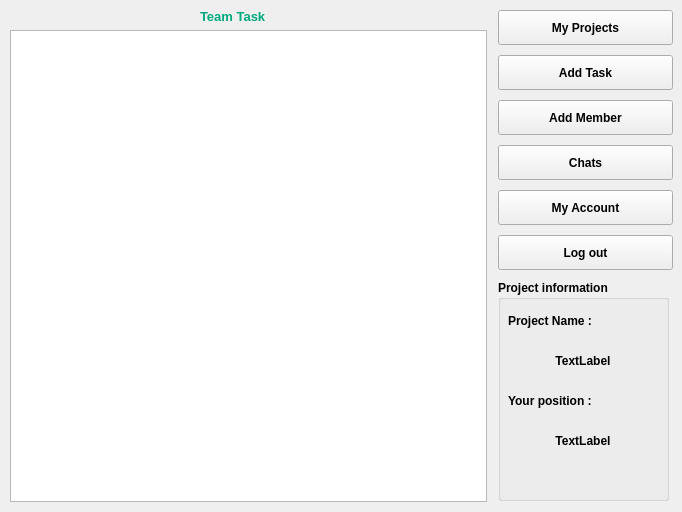
Before: the Qt Designer form mainwindow.ui in AP-projects-4001/-, drawn with Qt 5.
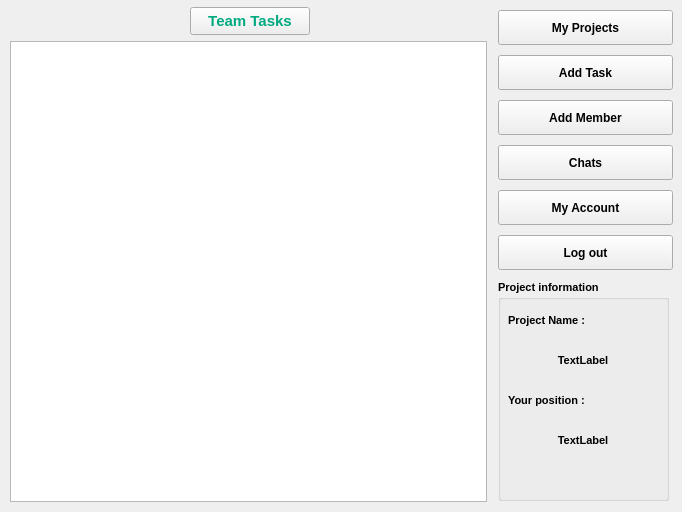
After: the same form once the commit is applied.

What changed in the file:
```diff
--- a/mainwindow.ui
+++ b/mainwindow.ui
@@ -33,9 +33,9 @@
     <property name="geometry">
      <rect>
       <x>10</x>
-      <y>30</y>
+      <y>41</y>
       <width>477</width>
-      <height>472</height>
+      <height>461</height>
      </rect>
     </property>
     <property name="font">
@@ -198,7 +198,7 @@
     </property>
     <property name="font">
      <font>
-      <pointsize>9</pointsize>
+      <pointsize>8</pointsize>
       <weight>75</weight>
       <bold>true</bold>
      </font>
@@ -268,460 +268,24 @@
      </property>
     </widget>
    </widget>
-   <widget class="QLabel" name="label_2">
+   <widget class="QPushButton" name="pushButton">
     <property name="geometry">
      <rect>
-      <x>200</x>
-      <y>6</y>
-      <width>100</width>
-      <height>20</height>
+      <x>190</x>
+      <y>7</y>
+      <width>120</width>
+      <height>28</height>
      </rect>
     </property>
-    <property name="palette">
-     <palette>
-      <active>
-       <colorrole role="WindowText">
-        <brush brushstyle="SolidPattern">
-         <color alpha="255">
-          <red>0</red>
-          <green>170</green>
-          <blue>127</blue>
-         </color>
-        </brush>
-       </colorrole>
-       <colorrole role="Button">
-        <brush brushstyle="SolidPattern">
-         <color alpha="255">
-          <red>0</red>
-          <green>170</green>
-          <blue>127</blue>
-         </color>
-        </brush>
-       </colorrole>
-       <colorrole role="Light">
-        <brush brushstyle="SolidPattern">
-         <color alpha="255">
-          <red>0</red>
-          <green>255</green>
-          <blue>191</blue>
-         </color>
-        </brush>
-       </colorrole>
-       <colorrole role="Midlight">
-        <brush brushstyle="SolidPattern">
-         <color alpha="255">
-          <red>0</red>
-          <green>212</green>
-          <blue>159</blue>
-         </color>
-        </brush>
-       </colorrole>
-       <colorrole role="Dark">
-        <brush brushstyle="SolidPattern">
-         <color alpha="255">
-          <red>0</red>
-          <green>85</green>
-          <blue>63</blue>
-         </color>
-        </brush>
-       </colorrole>
-       <colorrole role="Mid">
-        <brush brushstyle="SolidPattern">
-         <color alpha="255">
-          <red>0</red>
-          <green>113</green>
-          <blue>84</blue>
-         </color>
-        </brush>
-       </colorrole>
-       <colorrole role="Text">
-        <brush brushstyle="SolidPattern">
-         <color alpha="255">
-          <red>0</red>
-          <green>170</green>
-          <blue>127</blue>
-         </color>
-        </brush>
-       </colorrole>
-       <colorrole role="BrightText">
-        <brush brushstyle="SolidPattern">
-         <color alpha="255">
-          <red>255</red>
-          <green>255</green>
-          <blue>255</blue>
-         </color>
-        </brush>
-       </colorrole>
-       <colorrole role="ButtonText">
-        <brush brushstyle="SolidPattern">
-         <color alpha="255">
-          <red>0</red>
-          <green>170</green>
-          <blue>127</blue>
-         </color>
-        </brush>
-       </colorrole>
-       <colorrole role="Base">
-        <brush brushstyle="SolidPattern">
-         <color alpha="255">
-          <red>255</red>
-          <green>255</green>
-          <blue>255</blue>
-         </color>
-        </brush>
-       </colorrole>
-       <colorrole role="Window">
-        <brush brushstyle="SolidPattern">
-         <color alpha="255">
-          <red>0</red>
-          <green>170</green>
-          <blue>127</blue>
-         </color>
-        </brush>
-       </colorrole>
-       <colorrole role="Shadow">
-        <brush brushstyle="SolidPattern">
-         <color alpha="255">
-          <red>0</red>
-          <green>0</green>
-          <blue>0</blue>
-         </color>
-        </brush>
-       </colorrole>
-       <colorrole role="AlternateBase">
-        <brush brushstyle="SolidPattern">
-         <color alpha="255">
-          <red>127</red>
-          <green>212</green>
-          <blue>191</blue>
-         </color>
-        </brush>
-       </colorrole>
-       <colorrole role="ToolTipBase">
-        <brush brushstyle="SolidPattern">
-         <color alpha="255">
-          <red>255</red>
-          <green>255</green>
-          <blue>220</blue>
-         </color>
-        </brush>
-       </colorrole>
-       <colorrole role="ToolTipText">
-        <brush brushstyle="SolidPattern">
-         <color alpha="255">
-          <red>0</red>
-          <green>0</green>
-          <blue>0</blue>
-         </color>
-        </brush>
-       </colorrole>
-       <colorrole role="PlaceholderText">
-        <brush brushstyle="SolidPattern">
-         <color alpha="128">
-          <red>0</red>
-          <green>0</green>
-          <blue>0</blue>
-         </color>
-        </brush>
-       </colorrole>
-      </active>
-      <inactive>
-       <colorrole role="WindowText">
-        <brush brushstyle="SolidPattern">
-         <color alpha="255">
-          <red>0</red>
-          <green>170</green>
-          <blue>127</blue>
-         </color>
-        </brush>
-       </colorrole>
-       <colorrole role="Button">
-        <brush brushstyle="SolidPattern">
-         <color alpha="255">
-          <red>0</red>
-          <green>170</green>
-          <blue>127</blue>
-         </color>
-        </brush>
-       </colorrole>
-       <colorrole role="Light">
-        <brush brushstyle="SolidPattern">
-         <color alpha="255">
-          <red>0</red>
-          <green>255</green>
-          <blue>191</blue>
-         </color>
-        </brush>
-       </colorrole>
-       <colorrole role="Midlight">
-        <brush brushstyle="SolidPattern">
-         <color alpha="255">
-          <red>0</red>
-          <green>212</green>
-          <blue>159</blue>
-         </color>
-        </brush>
-       </colorrole>
-       <colorrole role="Dark">
-        <brush brushstyle="SolidPattern">
-         <color alpha="255">
-          <red>0</red>
-          <green>85</green>
-          <blue>63</blue>
-         </color>
-        </brush>
-       </colorrole>
-       <colorrole role="Mid">
-        <brush brushstyle="SolidPattern">
-         <color alpha="255">
-          <red>0</red>
-          <green>113</green>
-          <blue>84</blue>
-         </color>
-        </brush>
-       </colorrole>
-       <colorrole role="Text">
-        <brush brushstyle="SolidPattern">
-         <color alpha="255">
-          <red>0</red>
-          <green>170</green>
-          <blue>127</blue>
-         </color>
-        </brush>
-       </colorrole>
-       <colorrole role="BrightText">
-        <brush brushstyle="SolidPattern">
-         <color alpha="255">
-          <red>255</red>
-          <green>255</green>
-          <blue>255</blue>
-         </color>
-        </brush>
-       </colorrole>
-       <colorrole role="ButtonText">
-        <brush brushstyle="SolidPattern">
-         <color alpha="255">
-          <red>0</red>
-          <green>170</green>
-          <blue>127</blue>
-         </color>
-        </brush>
-       </colorrole>
-       <colorrole role="Base">
-        <brush brushstyle="SolidPattern">
-         <color alpha="255">
-          <red>255</red>
-          <green>255</green>
-          <blue>255</blue>
-         </color>
-        </brush>
-       </colorrole>
-       <colorrole role="Window">
-        <brush brushstyle="SolidPattern">
-         <color alpha="255">
-          <red>0</red>
-          <green>170</green>
-          <blue>127</blue>
-         </color>
-        </brush>
-       </colorrole>
-       <colorrole role="Shadow">
-        <brush brushstyle="SolidPattern">
-         <color alpha="255">
-          <red>0</red>
-          <green>0</green>
-          <blue>0</blue>
-         </color>
-        </brush>
-       </colorrole>
-       <colorrole role="AlternateBase">
-        <brush brushstyle="SolidPattern">
-         <color alpha="255">
-          <red>127</red>
-          <green>212</green>
-          <blue>191</blue>
-         </color>
-        </brush>
-       </colorrole>
-       <colorrole role="ToolTipBase">
-        <brush brushstyle="SolidPattern">
-         <color alpha="255">
-          <red>255</red>
-          <green>255</green>
-          <blue>220</blue>
-         </color>
-        </brush>
-       </colorrole>
-       <colorrole role="ToolTipText">
-        <brush brushstyle="SolidPattern">
-         <color alpha="255">
-          <red>0</red>
-          <green>0</green>
-          <blue>0</blue>
-         </color>
-        </brush>
-       </colorrole>
-       <colorrole role="PlaceholderText">
-        <brush brushstyle="SolidPattern">
-         <color alpha="128">
-          <red>0</red>
-          <green>0</green>
-          <blue>0</blue>
-         </color>
-        </brush>
-       </colorrole>
-      </inactive>
-      <disabled>
-       <colorrole role="WindowText">
-        <brush brushstyle="SolidPattern">
-         <color alpha="255">
-          <red>0</red>
-          <green>170</green>
-          <blue>127</blue>
-         </color>
-        </brush>
-       </colorrole>
-       <colorrole role="Button">
-        <brush brushstyle="SolidPattern">
-         <color alpha="255">
-          <red>0</red>
-          <green>170</green>
-          <blue>127</blue>
-         </color>
-        </brush>
-       </colorrole>
-       <colorrole role="Light">
-        <brush brushstyle="SolidPattern">
-         <color alpha="255">
-          <red>0</red>
-          <green>255</green>
-          <blue>191</blue>
-         </color>
-        </brush>
-       </colorrole>
-       <colorrole role="Midlight">
-        <brush brushstyle="SolidPattern">
-         <color alpha="255">
-          <red>0</red>
-          <green>212</green>
-          <blue>159</blue>
-         </color>
-        </brush>
-       </colorrole>
-       <colorrole role="Dark">
-        <brush brushstyle="SolidPattern">
-         <color alpha="255">
-          <red>0</red>
-          <green>85</green>
-          <blue>63</blue>
-         </color>
-        </brush>
-       </colorrole>
-       <colorrole role="Mid">
-        <brush brushstyle="SolidPattern">
-         <color alpha="255">
-          <red>0</red>
-          <green>113</green>
-          <blue>84</blue>
-         </color>
-        </brush>
-       </colorrole>
-       <colorrole role="Text">
-        <brush brushstyle="SolidPattern">
-         <color alpha="255">
-          <red>0</red>
-          <green>170</green>
-          <blue>127</blue>
-         </color>
-        </brush>
-       </colorrole>
-       <colorrole role="BrightText">
-        <brush brushstyle="SolidPattern">
-         <color alpha="255">
-          <red>255</red>
-          <green>255</green>
-          <blue>255</blue>
-         </color>
-        </brush>
-       </colorrole>
-       <colorrole role="ButtonText">
-        <brush brushstyle="SolidPattern">
-         <color alpha="255">
-          <red>0</red>
-          <green>170</green>
-          <blue>127</blue>
-         </color>
-        </brush>
-       </colorrole>
-       <colorrole role="Base">
-        <brush brushstyle="SolidPattern">
-         <color alpha="255">
-          <red>0</red>
-          <green>170</green>
-          <blue>127</blue>
-         </color>
-        </brush>
-       </colorrole>
-       <colorrole role="Window">
-        <brush brushstyle="SolidPattern">
-         <color alpha="255">
-          <red>0</red>
-          <green>170</green>
-          <blue>127</blue>
-         </color>
-        </brush>
-       </colorrole>
-       <colorrole role="Shadow">
-        <brush brushstyle="SolidPattern">
-         <color alpha="255">
-          <red>0</red>
-          <green>0</green>
-          <blue>0</blue>
-         </color>
-        </brush>
-       </colorrole>
-       <colorrole role="AlternateBase">
-        <brush brushstyle="SolidPattern">
-         <color alpha="255">
-          <red>0</red>
-          <green>170</green>
-          <blue>127</blue>
-         </color>
-        </brush>
-       </colorrole>
-       <colorrole role="ToolTipBase">
-        <brush brushstyle="SolidPattern">
-         <color alpha="255">
-          <red>255</red>
-          <green>255</green>
-          <blue>220</blue>
-         </color>
-        </brush>
-       </colorrole>
-       <colorrole role="ToolTipText">
-        <brush brushstyle="SolidPattern">
-         <color alpha="255">
-          <red>0</red>
-          <green>0</green>
-          <blue>0</blue>
-         </color>
-        </brush>
-       </colorrole>
-       <colorrole role="PlaceholderText">
-        <brush brushstyle="SolidPattern">
-         <color alpha="128">
-          <red>0</red>
-          <green>0</green>
-          <blue>0</blue>
-         </color>
-        </brush>
-       </colorrole>
-      </disabled>
-     </palette>
+    <property name="maximumSize">
+     <size>
+      <width>120</width>
+      <height>28</height>
+     </size>
     </property>
     <property name="font">
      <font>
-      <pointsize>10</pointsize>
+      <pointsize>11</pointsize>
       <weight>75</weight>
       <bold>true</bold>
      </font>
@@ -733,9 +297,9 @@
      <string notr="true">color: rgb(0, 170, 127);</string>
     </property>
     <property name="text">
-     <string>Team Task</string>
+     <string>Team Tasks</string>
     </property>
-    <property name="scaledContents">
+    <property name="checkable">
      <bool>false</bool>
     </property>
    </widget>
```
Left out of the diff: 19 changed lines with no effect on the pictures.
